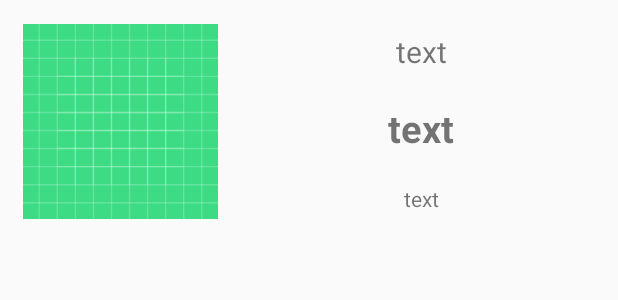
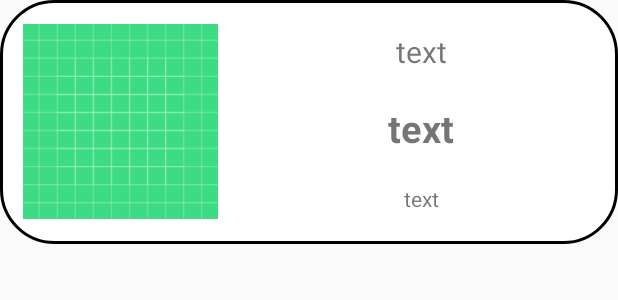
Before and after one commit to Mumbed/WonJoKwon, an Android app: the layout rvitem.xml on its own in the app's theme, with its tools: preview values and no code run, on a phone screen of 412 x 824 dp. Shown: the top 300 px of the screen. Run offline under Robolectric (Android 15) with nearby library versions, the phone set to English and light mode, and no system bars.

Commit message:
add recycler frame

```diff
--- /dev/null
+++ b/app/src/main/res/drawable/baseline_format_list_bulleted_24.xml
@@ -0,0 +1,5 @@
+<vector android:autoMirrored="true" android:height="24dp"
+    android:tint="#000000" android:viewportHeight="24"
+    android:viewportWidth="24" android:width="24dp" xmlns:android="http://schemas.android.com/apk/res/android">
+    <path android:fillColor="@android:color/white" android:pathData="M4,10.5c-0.83,0 -1.5,0.67 -1.5,1.5s0.67,1.5 1.5,1.5 1.5,-0.67 1.5,-1.5 -0.67,-1.5 -1.5,-1.5zM4,4.5c-0.83,0 -1.5,0.67 -1.5,1.5S3.17,7.5 4,7.5 5.5,6.83 5.5,6 4.83,4.5 4,4.5zM4,16.5c-0.83,0 -1.5,0.68 -1.5,1.5s0.68,1.5 1.5,1.5 1.5,-0.68 1.5,-1.5 -0.67,-1.5 -1.5,-1.5zM7,19h14v-2L7,17v2zM7,13h14v-2L7,11v2zM7,5v2h14L21,5L7,5z"/>
+</vector>
--- /dev/null
+++ b/app/src/main/res/drawable/round_background.xml
@@ -0,0 +1,12 @@
+<?xml version="1.0" encoding="utf-8"?>
+<shape xmlns:android="http://schemas.android.com/apk/res/android"
+    android:shape="rectangle" android:padding = "10dp">
+    <solid android:color="#ffffff"></solid>
+    <corners
+        android:bottomLeftRadius="35dp"
+        android:bottomRightRadius="35dp"
+        android:topLeftRadius="35dp"
+        android:topRightRadius="35dp"></corners>
+    <stroke android:width="2dp"
+        android:color="#000000"></stroke>
+</shape>
--- a/app/src/main/res/layout/rvitem.xml
+++ b/app/src/main/res/layout/rvitem.xml
@@ -5,14 +5,16 @@
     android:layout_width="match_parent"
     android:layout_height="wrap_content"
     android:padding="5dp"
-    android:orientation="horizontal">
+    android:orientation="horizontal"
+    android:background="@drawable/round_background">
     <ImageView
         android:id="@+id/rvimageArea"
         android:layout_gravity="center"
         android:layout_width="150dp"
         android:layout_height="130dp"
         android:src="@drawable/ic_launcher_background"
-        />
+         />
+
 
     <LinearLayout
         android:layout_width="match_parent"
```
Also changed, not shown: app/src/main/java/com/example/wonjokwon/MainActivity.kt (+11 -1 lines), app/src/main/res/menu/bottomnavmenu.xml (+6 -5 lines).
